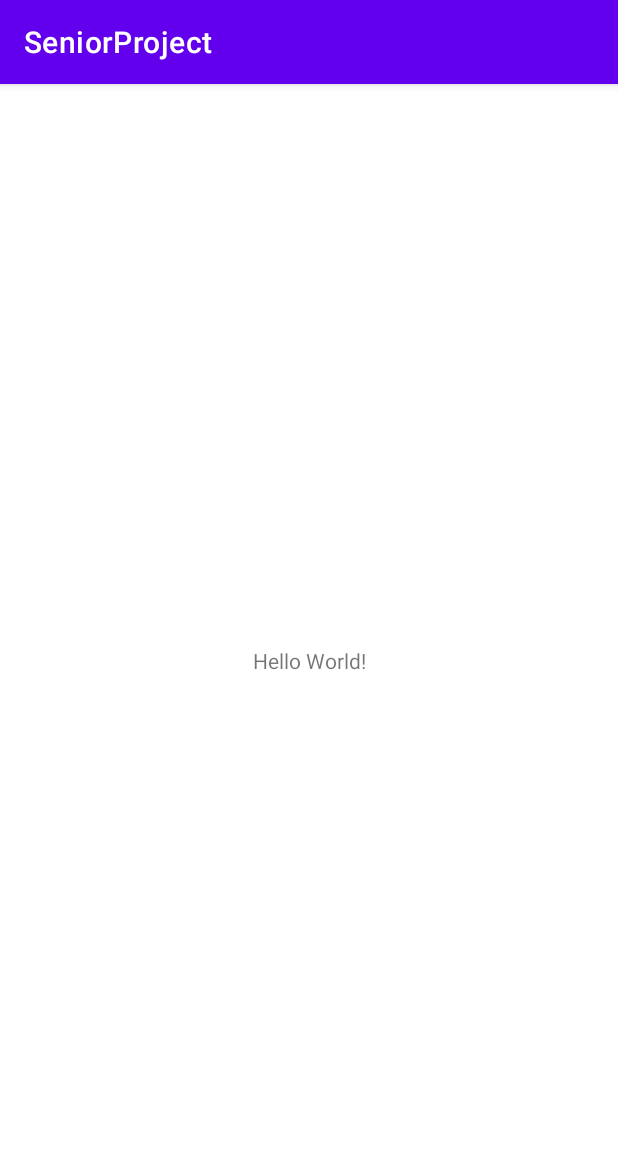
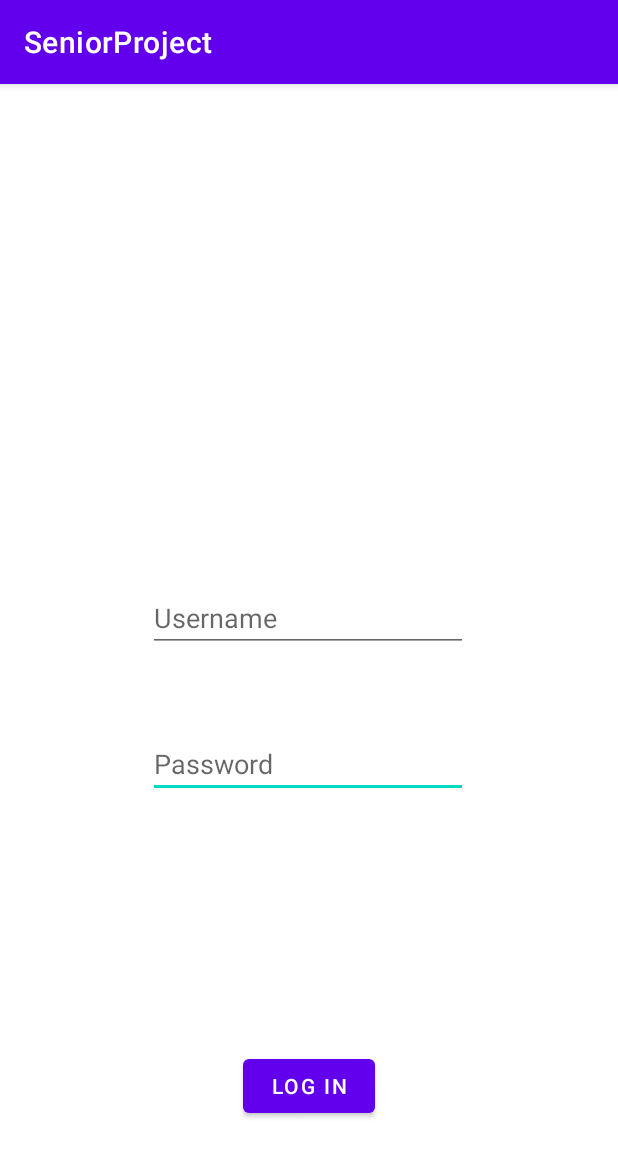
Before and after one commit to ETS-Android1/Senior-Project-Android, an Android app: the screen it shows after launch (MainActivity), on a phone screen of 412 x 824 dp. Shown: the top 1157 px of the screen. Run offline under Robolectric (Android 15) with nearby library versions, the phone set to English and light mode, and no system bars.

Commit message:
June 12th 2020, code

```diff
--- a/app/build.gradle
+++ b/app/build.gradle
@@ -22,10 +22,7 @@ android {
             proguardFiles getDefaultProguardFile('proguard-android-optimize.txt'), 'proguard-rules.pro'
         }
     }
-    compileOptions {
-        sourceCompatibility JavaVersion.VERSION_1_8
-        targetCompatibility JavaVersion.VERSION_1_8
-    }
+
 }
 
 dependencies {
--- /dev/null
+++ b/app/src/main/java/com/example/seniorproject/Authentication/Authentication.java
@@ -0,0 +1,11 @@
+package com.example.seniorproject.Authentication;
+
+import com.example.seniorproject.User.User;
+
+public class Authentication {
+    User user;
+
+    public Authentication(User user) {
+        this.user = user;
+    }
+}
--- a/app/src/main/java/com/example/seniorproject/MainActivity.java
+++ b/app/src/main/java/com/example/seniorproject/MainActivity.java
@@ -3,12 +3,36 @@ package com.example.seniorproject;
 import androidx.appcompat.app.AppCompatActivity;
 
 import android.os.Bundle;
+import android.view.View;
+import android.widget.Button;
+import android.widget.EditText;
+
+import com.example.seniorproject.Authentication.Authentication;
+import com.example.seniorproject.User.User;
 
 public class MainActivity extends AppCompatActivity {
+
+
+    private Button logInButton;
+    private Button signUpButton;
+    private EditText userNameEditText;
+    private EditText passwordEditText;
+    private Authentication authentication;
+
+
+
 
     @Override
     protected void onCreate(Bundle savedInstanceState) {
         super.onCreate(savedInstanceState);
         setContentView(R.layout.activity_main);
+
+        logInButton = (Button) findViewById(R.id.logIn_Button);
+        userNameEditText = (EditText) findViewById(R.id.userName_TextBox);
+        passwordEditText = (EditText) findViewById(R.id.userPassword_Textfield);
+
+        logInButton.setOnClickListener(e -> {
+            System.out.println("Hello");
+        });
     }
 }
--- /dev/null
+++ b/app/src/main/java/com/example/seniorproject/User/User.java
@@ -0,0 +1,9 @@
+package com.example.seniorproject.User;
+
+public class User {
+    private String firstName;
+    private String lastName;
+    private String age;
+    private String gender;
+
+}
--- a/app/src/main/res/layout/activity_main.xml
+++ b/app/src/main/res/layout/activity_main.xml
@@ -6,13 +6,40 @@
     android:layout_height="match_parent"
     tools:context=".MainActivity">
 
-    <TextView
+    <Button
+        android:id="@+id/logIn_Button"
         android:layout_width="wrap_content"
         android:layout_height="wrap_content"
-        android:text="Hello World!"
+        android:layout_marginBottom="76dp"
+        android:text="Log In"
         app:layout_constraintBottom_toBottomOf="parent"
-        app:layout_constraintLeft_toLeftOf="parent"
-        app:layout_constraintRight_toRightOf="parent"
-        app:layout_constraintTop_toTopOf="parent" />
+        app:layout_constraintEnd_toEndOf="parent"
+        app:layout_constraintStart_toStartOf="parent" />
+
+    <EditText
+        android:id="@+id/userPassword_Textfield"
+        android:layout_width="wrap_content"
+        android:layout_height="wrap_content"
+        android:layout_marginBottom="168dp"
+        android:ems="10"
+        android:hint="Password"
+        android:inputType="textPersonName"
+        app:layout_constraintBottom_toTopOf="@+id/logIn_Button"
+        app:layout_constraintEnd_toEndOf="parent"
+        app:layout_constraintHorizontal_bias="0.497"
+        app:layout_constraintStart_toStartOf="parent" />
+
+    <EditText
+        android:id="@+id/userName_TextBox"
+        android:layout_width="wrap_content"
+        android:layout_height="wrap_content"
+        android:layout_marginBottom="52dp"
+        android:ems="10"
+        android:hint="Username"
+        android:inputType="textPersonName"
+        app:layout_constraintBottom_toTopOf="@+id/userPassword_Textfield"
+        app:layout_constraintEnd_toEndOf="parent"
+        app:layout_constraintHorizontal_bias="0.497"
+        app:layout_constraintStart_toStartOf="parent" />
 
 </androidx.constraintlayout.widget.ConstraintLayout>
```
Also changed, not shown: 1 other file.
